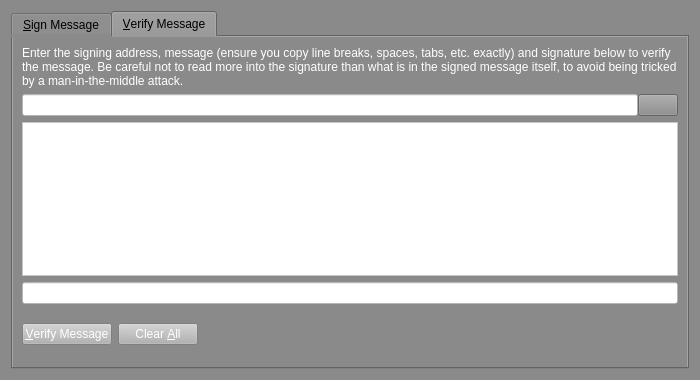
Above: src/qt/forms/signverifymessagedialog.ui from Sterlingcoin/Sterlingcoin-1.5.1.1-Lite-Edition-Linux-Source before the change. Below: the same form after it.
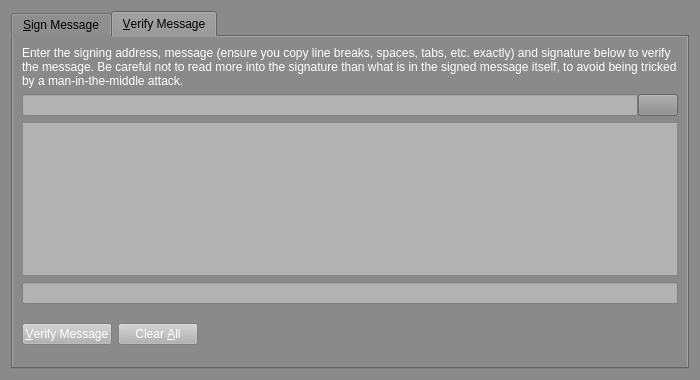
That is the form after the change. Icons and pictures are not drawn. Custom widgets are drawn as their Qt base class.

The edit to the form file:
```diff
--- a/src/qt/forms/signverifymessagedialog.ui
+++ b/src/qt/forms/signverifymessagedialog.ui
@@ -1724,54 +1724,54 @@
               <colorrole role="WindowText">
                <brush brushstyle="SolidPattern">
                 <color alpha="255">
-                 <red>90</red>
-                 <green>104</green>
-                 <blue>118</blue>
+                 <red>255</red>
+                 <green>255</green>
+                 <blue>255</blue>
                 </color>
                </brush>
               </colorrole>
               <colorrole role="Button">
                <brush brushstyle="SolidPattern">
                 <color alpha="255">
-                 <red>255</red>
-                 <green>255</green>
-                 <blue>255</blue>
+                 <red>178</red>
+                 <green>178</green>
+                 <blue>178</blue>
                 </color>
                </brush>
               </colorrole>
               <colorrole role="Text">
                <brush brushstyle="SolidPattern">
                 <color alpha="255">
-                 <red>90</red>
-                 <green>104</green>
-                 <blue>118</blue>
+                 <red>255</red>
+                 <green>255</green>
+                 <blue>255</blue>
                 </color>
                </brush>
               </colorrole>
               <colorrole role="ButtonText">
                <brush brushstyle="SolidPattern">
                 <color alpha="255">
-                 <red>90</red>
-                 <green>104</green>
-                 <blue>118</blue>
+                 <red>255</red>
+                 <green>255</green>
+                 <blue>255</blue>
                 </color>
                </brush>
               </colorrole>
               <colorrole role="Base">
                <brush brushstyle="SolidPattern">
                 <color alpha="255">
-                 <red>255</red>
-                 <green>255</green>
-                 <blue>255</blue>
+                 <red>178</red>
+                 <green>178</green>
+                 <blue>178</blue>
                 </color>
                </brush>
               </colorrole>
               <colorrole role="Window">
                <brush brushstyle="SolidPattern">
                 <color alpha="255">
-                 <red>255</red>
-                 <green>255</green>
-                 <blue>255</blue>
+                 <red>178</red>
+                 <green>178</green>
+                 <blue>178</blue>
                 </color>
                </brush>
               </colorrole>
@@ -1798,54 +1798,54 @@
               <colorrole role="WindowText">
                <brush brushstyle="SolidPattern">
                 <color alpha="255">
-                 <red>90</red>
-                 <green>104</green>
-                 <blue>118</blue>
+                 <red>255</red>
+                 <green>255</green>
+                 <blue>255</blue>
                 </color>
                </brush>
               </colorrole>
               <colorrole role="Button">
                <brush brushstyle="SolidPattern">
                 <color alpha="255">
-                 <red>255</red>
-                 <green>255</green>
-                 <blue>255</blue>
+                 <red>178</red>
+                 <green>178</green>
+                 <blue>178</blue>
                 </color>
                </brush>
               </colorrole>
               <colorrole role="Text">
                <brush brushstyle="SolidPattern">
                 <color alpha="255">
-                 <red>90</red>
-                 <green>104</green>
-                 <blue>118</blue>
+                 <red>255</red>
+                 <green>255</green>
+                 <blue>255</blue>
                 </color>
                </brush>
               </colorrole>
               <colorrole role="ButtonText">
                <brush brushstyle="SolidPattern">
                 <color alpha="255">
-                 <red>90</red>
-                 <green>104</green>
-                 <blue>118</blue>
+                 <red>255</red>
+                 <green>255</green>
+                 <blue>255</blue>
                 </color>
                </brush>
               </colorrole>
               <colorrole role="Base">
                <brush brushstyle="SolidPattern">
                 <color alpha="255">
-                 <red>255</red>
-                 <green>255</green>
-                 <blue>255</blue>
+                 <red>178</red>
+                 <green>178</green>
+                 <blue>178</blue>
                 </color>
                </brush>
               </colorrole>
               <colorrole role="Window">
                <brush brushstyle="SolidPattern">
                 <color alpha="255">
-                 <red>255</red>
-                 <green>255</green>
-                 <blue>255</blue>
+                 <red>178</red>
+                 <green>178</green>
+                 <blue>178</blue>
                 </color>
                </brush>
               </colorrole>
@@ -1872,54 +1872,54 @@
               <colorrole role="WindowText">
                <brush brushstyle="SolidPattern">
                 <color alpha="255">
-                 <red>69</red>
-                 <green>69</green>
-                 <blue>69</blue>
+                 <red>255</red>
+                 <green>255</green>
+                 <blue>255</blue>
                 </color>
                </brush>
               </colorrole>
               <colorrole role="Button">
                <brush brushstyle="SolidPattern">
                 <color alpha="255">
-                 <red>255</red>
-                 <green>255</green>
-                 <blue>255</blue>
+                 <red>178</red>
+                 <green>178</green>
+                 <blue>178</blue>
                 </color>
                </brush>
               </colorrole>
               <colorrole role="Text">
                <brush brushstyle="SolidPattern">
                 <color alpha="255">
-                 <red>69</red>
-                 <green>69</green>
-                 <blue>69</blue>
+                 <red>255</red>
+                 <green>255</green>
+                 <blue>255</blue>
                 </color>
                </brush>
               </colorrole>
               <colorrole role="ButtonText">
                <brush brushstyle="SolidPattern">
                 <color alpha="255">
-                 <red>69</red>
-                 <green>69</green>
-                 <blue>69</blue>
+                 <red>255</red>
+                 <green>255</green>
+                 <blue>255</blue>
                 </color>
                </brush>
               </colorrole>
               <colorrole role="Base">
                <brush brushstyle="SolidPattern">
                 <color alpha="255">
-                 <red>255</red>
-                 <green>255</green>
-                 <blue>255</blue>
+                 <red>178</red>
+                 <green>178</green>
+                 <blue>178</blue>
                 </color>
                </brush>
               </colorrole>
               <colorrole role="Window">
                <brush brushstyle="SolidPattern">
                 <color alpha="255">
-                 <red>255</red>
-                 <green>255</green>
-                 <blue>255</blue>
+                 <red>178</red>
+                 <green>178</green>
+                 <blue>178</blue>
                 </color>
                </brush>
               </colorrole>
@@ -1948,7 +1948,8 @@
             <string>The address the message was signed with (e.g. Sjz75uKHzUQJnSdzvpiigEGxseKkDhQToX)</string>
            </property>
            <property name="styleSheet">
-            <string notr="true">background-color: rgb(255, 255, 255);</string>
+            <string notr="true">background-color: rgb(178,178,178);
+color: rgb(255,255,255);</string>
            </property>
            <property name="maxLength">
             <number>34</number>
@@ -1985,54 +1986,54 @@
             <colorrole role="WindowText">
              <brush brushstyle="SolidPattern">
               <color alpha="255">
-               <red>90</red>
-               <green>104</green>
-               <blue>118</blue>
+               <red>255</red>
+               <green>255</green>
+               <blue>255</blue>
               </color>
              </brush>
             </colorrole>
             <colorrole role="Button">
              <brush brushstyle="SolidPattern">
               <color alpha="255">
-               <red>255</red>
-               <green>255</green>
-               <blue>255</blue>
+               <red>178</red>
+               <green>178</green>
+               <blue>178</blue>
               </color>
              </brush>
             </colorrole>
             <colorrole role="Text">
              <brush brushstyle="SolidPattern">
               <color alpha="255">
-               <red>90</red>
-               <green>104</green>
-               <blue>118</blue>
+               <red>255</red>
+               <green>255</green>
+               <blue>255</blue>
               </color>
              </brush>
             </colorrole>
             <colorrole role="ButtonText">
              <brush brushstyle="SolidPattern">
               <color alpha="255">
-               <red>90</red>
-               <green>104</green>
-               <blue>118</blue>
+               <red>255</red>
+               <green>255</green>
+               <blue>255</blue>
               </color>
              </brush>
             </colorrole>
             <colorrole role="Base">
              <brush brushstyle="SolidPattern">
               <color alpha="255">
-               <red>255</red>
-               <green>255</green>
-               <blue>255</blue>
+               <red>178</red>
+               <green>178</green>
+               <blue>178</blue>
               </color>
              </brush>
             </colorrole>
             <colorrole role="Window">
              <brush brushstyle="SolidPattern">
               <color alpha="255">
-               <red>255</red>
-               <green>255</green>
-               <blue>255</blue>
+               <red>178</red>
+               <green>178</green>
+               <blue>178</blue>
               </color>
              </brush>
             </colorrole>
@@ -2059,54 +2060,54 @@
             <colorrole role="WindowText">
              <brush brushstyle="SolidPattern">
               <color alpha="255">
-               <red>90</red>
-               <green>104</green>
-               <blue>118</blue>
+               <red>255</red>
+               <green>255</green>
+               <blue>255</blue>
               </color>
              </brush>
             </colorrole>
             <colorrole role="Button">
              <brush brushstyle="SolidPattern">
               <color alpha="255">
-               <red>255</red>
-               <green>255</green>
-               <blue>255</blue>
+               <red>178</red>
+               <green>178</green>
+               <blue>178</blue>
               </color>
              </brush>
             </colorrole>
             <colorrole role="Text">
              <brush brushstyle="SolidPattern">
               <color alpha="255">
-               <red>90</red>
-               <green>104</green>
-               <blue>118</blue>
+               <red>255</red>
+               <green>255</green>
+               <blue>255</blue>
               </color>
              </brush>
             </colorrole>
             <colorrole role="ButtonText">
              <brush brushstyle="SolidPattern">
               <color alpha="255">
-               <red>90</red>
-               <green>104</green>
-               <blue>118</blue>
+               <red>255</red>
+               <green>255</green>
+               <blue>255</blue>
               </color>
              </brush>
             </colorrole>
             <colorrole role="Base">
              <brush brushstyle="SolidPattern">
               <color alpha="255">
-               <red>255</red>
-               <green>255</green>
-               <blue>255</blue>
+               <red>178</red>
+               <green>178</green>
+               <blue>178</blue>
               </color>
              </brush>
             </colorrole>
             <colorrole role="Window">
              <brush brushstyle="SolidPattern">
               <color alpha="255">
-               <red>255</red>
-               <green>255</green>
-               <blue>255</blue>
+               <red>178</red>
+               <green>178</green>
+               <blue>178</blue>
               </color>
              </brush>
             </colorrole>
@@ -2133,54 +2134,54 @@
             <colorrole role="WindowText">
              <brush brushstyle="SolidPattern">
               <color alpha="255">
-               <red>69</red>
-               <green>69</green>
-               <blue>69</blue>
+               <red>255</red>
+               <green>255</green>
+               <blue>255</blue>
               </color>
              </brush>
             </colorrole>
             <colorrole role="Button">
              <brush brushstyle="SolidPattern">
               <color alpha="255">
-               <red>255</red>
-               <green>255</green>
-               <blue>255</blue>
+               <red>178</red>
+               <green>178</green>
+               <blue>178</blue>
               </color>
              </brush>
             </colorrole>
             <colorrole role="Text">
              <brush brushstyle="SolidPattern">
               <color alpha="255">
-               <red>69</red>
-               <green>69</green>
-               <blue>69</blue>
+               <red>255</red>
+               <green>255</green>
+               <blue>255</blue>
               </color>
              </brush>
             </colorrole>
             <colorrole role="ButtonText">
              <brush brushstyle="SolidPattern">
               <color alpha="255">
-               <red>69</red>
-               <green>69</green>
-               <blue>69</blue>
+               <red>255</red>
+               <green>255</green>
+               <blue>255</blue>
               </color>
              </brush>
             </colorrole>
             <colorrole role="Base">
              <brush brushstyle="SolidPattern">
               <color alpha="255">
-               <red>255</red>
-               <green>255</green>
-               <blue>255</blue>
+               <red>178</red>
+               <green>178</green>
+               <blue>178</blue>
               </color>
              </brush>
             </colorrole>
             <colorrole role="Window">
              <brush brushstyle="SolidPattern">
               <color alpha="255">
-               <red>255</red>
-               <green>255</green>
-               <blue>255</blue>
+               <red>178</red>
+               <green>178</green>
+               <blue>178</blue>
               </color>
              </brush>
             </colorrole>
@@ -2206,7 +2207,8 @@
           </palette>
          </property>
          <property name="styleSheet">
-          <string notr="true">background-color: rgb(255, 255, 255);</string>
+          <string notr="true">background-color: rgb(178,178,178);
+color: rgb(255,255,255);</string>
          </property>
         </widget>
        </item>
@@ -2218,54 +2220,54 @@
             <colorrole role="WindowText">
              <brush brushstyle="SolidPattern">
               <color alpha="255">
-               <red>90</red>
-               <green>104</green>
-               <blue>118</blue>
+               <red>255</red>
+               <green>255</green>
+               <blue>255</blue>
               </color>
              </brush>
             </colorrole>
             <colorrole role="Button">
              <brush brushstyle="SolidPattern">
               <color alpha="255">
-               <red>255</red>
-               <green>255</green>
-               <blue>255</blue>
+               <red>178</red>
+               <green>178</green>
+               <blue>178</blue>
               </color>
              </brush>
             </colorrole>
             <colorrole role="Text">
              <brush brushstyle="SolidPattern">
               <color alpha="255">
-               <red>90</red>
-               <green>104</green>
-               <blue>118</blue>
+               <red>255</red>
+               <green>255</green>
+               <blue>255</blue>
               </color>
              </brush>
             </colorrole>
             <colorrole role="ButtonText">
              <brush brushstyle="SolidPattern">
               <color alpha="255">
-               <red>90</red>
-               <green>104</green>
-               <blue>118</blue>
+               <red>255</red>
+               <green>255</green>
+               <blue>255</blue>
               </color>
              </brush>
             </colorrole>
             <colorrole role="Base">
              <brush brushstyle="SolidPattern">
               <color alpha="255">
-               <red>255</red>
-               <green>255</green>
-               <blue>255</blue>
+               <red>178</red>
+               <green>178</green>
+               <blue>178</blue>
               </color>
              </brush>
             </colorrole>
             <colorrole role="Window">
              <brush brushstyle="SolidPattern">
               <color alpha="255">
-               <red>255</red>
-               <green>255</green>
-               <blue>255</blue>
+               <red>178</red>
+               <green>178</green>
+               <blue>178</blue>
               </color>
              </brush>
             </colorrole>
@@ -2292,54 +2294,54 @@
             <colorrole role="WindowText">
              <brush brushstyle="SolidPattern">
               <color alpha="255">
-               <red>90</red>
-               <green>104</green>
-               <blue>118</blue>
+               <red>255</red>
+               <green>255</green>
+               <blue>255</blue>
               </color>
              </brush>
             </colorrole>
             <colorrole role="Button">
              <brush brushstyle="SolidPattern">
               <color alpha="255">
-               <red>255</red>
-               <green>255</green>
-               <blue>255</blue>
+               <red>178</red>
+               <green>178</green>
+               <blue>178</blue>
               </color>
              </brush>
             </colorrole>
             <colorrole role="Text">
              <brush brushstyle="SolidPattern">
               <color alpha="255">
-               <red>90</red>
-               <green>104</green>
-               <blue>118</blue>
+               <red>255</red>
+               <green>255</green>
+               <blue>255</blue>
               </color>
              </brush>
             </colorrole>
             <colorrole role="ButtonText">
              <brush brushstyle="SolidPattern">
               <color alpha="255">
-               <red>90</red>
-               <green>104</green>
-               <blue>118</blue>
+               <red>255</red>
+               <green>255</green>
+               <blue>255</blue>
               </color>
              </brush>
             </colorrole>
             <colorrole role="Base">
              <brush brushstyle="SolidPattern">
               <color alpha="255">
-               <red>255</red>
-               <green>255</green>
-               <blue>255</blue>
+               <red>178</red>
+               <green>178</green>
+               <blue>178</blue>
               </color>
              </brush>
             </colorrole>
             <colorrole role="Window">
              <brush brushstyle="SolidPattern">
               <color alpha="255">
-               <red>255</red>
-               <green>255</green>
-               <blue>255</blue>
+               <red>178</red>
+               <green>178</green>
+               <blue>178</blue>
               </color>
              </brush>
             </colorrole>
@@ -2366,54 +2368,54 @@
             <colorrole role="WindowText">
              <brush brushstyle="SolidPattern">
               <color alpha="255">
-               <red>69</red>
-               <green>69</green>
-               <blue>69</blue>
+               <red>255</red>
+               <green>255</green>
+               <blue>255</blue>
               </color>
              </brush>
             </colorrole>
             <colorrole role="Button">
              <brush brushstyle="SolidPattern">
               <color alpha="255">
-               <red>255</red>
-               <green>255</green>
-               <blue>255</blue>
+               <red>178</red>
+               <green>178</green>
+               <blue>178</blue>
               </color>
              </brush>
             </colorrole>
             <colorrole role="Text">
              <brush brushstyle="SolidPattern">
               <color alpha="255">
-               <red>69</red>
-               <green>69</green>
-               <blue>69</blue>
+               <red>255</red>
+               <green>255</green>
+               <blue>255</blue>
               </color>
              </brush>
             </colorrole>
             <colorrole role="ButtonText">
              <brush brushstyle="SolidPattern">
               <color alpha="255">
-               <red>69</red>
-               <green>69</green>
-               <blue>69</blue>
+               <red>255</red>
+               <green>255</green>
+               <blue>255</blue>
               </color>
              </brush>
             </colorrole>
             <colorrole role="Base">
              <brush brushstyle="SolidPattern">
               <color alpha="255">
-               <red>255</red>
-               <green>255</green>
-               <blue>255</blue>
+               <red>178</red>
+               <green>178</green>
+               <blue>178</blue>
               </color>
              </brush>
             </colorrole>
             <colorrole role="Window">
              <brush brushstyle="SolidPattern">
               <color alpha="255">
-               <red>255</red>
-               <green>255</green>
-               <blue>255</blue>
+               <red>178</red>
+               <green>178</green>
+               <blue>178</blue>
               </color>
              </brush>
             </colorrole>
@@ -2439,7 +2441,8 @@
           </palette>
          </property>
          <property name="styleSheet">
-          <string notr="true">background-color: rgb(255, 255, 255);</string>
+          <string notr="true">background-color: rgb(178,178,178);
+color: rgb(255,255,255);</string>
          </property>
         </widget>
        </item>
```
Left out of the diff: 339 changed lines with no effect on the pictures.
